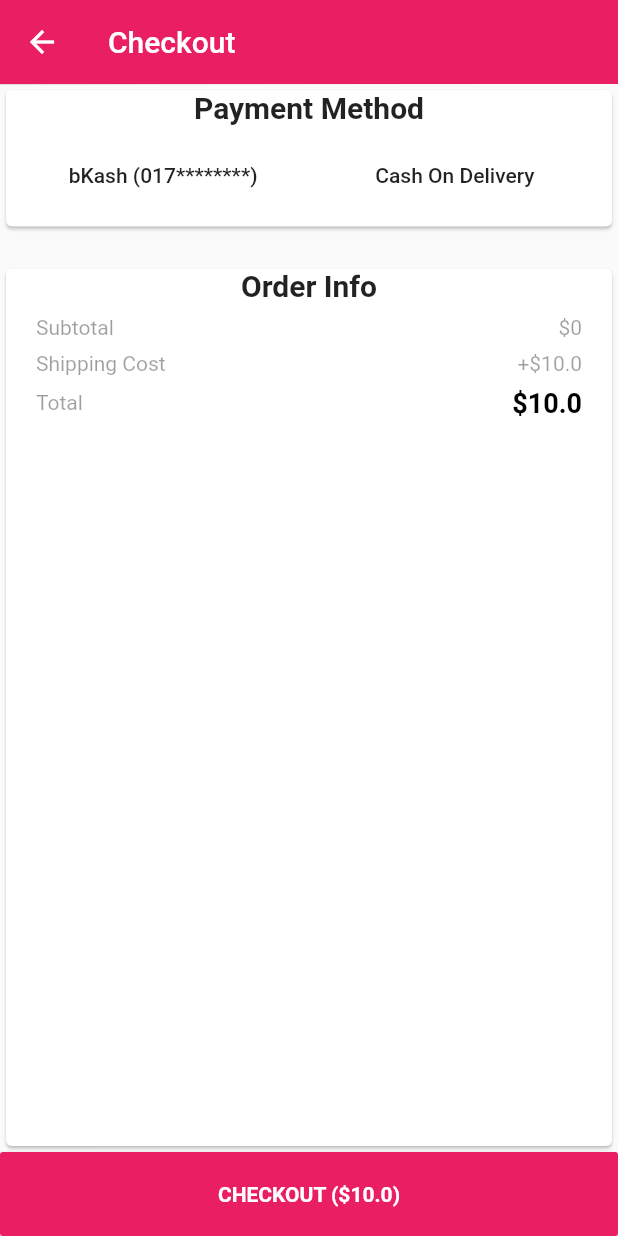
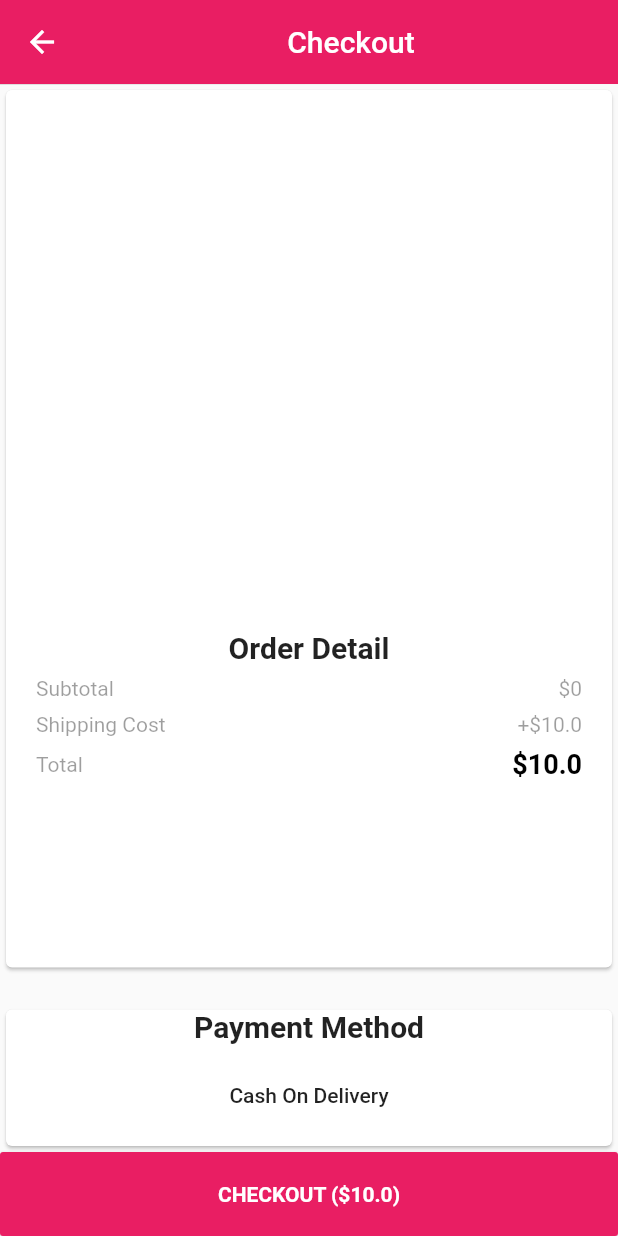
Before and after one commit to pritomchy/e-commerce, a Flutter app: the Cart screen opened directly, after a tap on "Buy Now", on a phone screen of 412 x 824 dp. Run offline on Flutter 3.47's test engine with Material 2 defaults, Android fonts, the light colour scheme and no system bars; our stand-ins replace awesome_notifications, carousel_slider, cloud_firestore, dots_indicator, firebase_auth, firebase_core and 3 more; accounts and stored records are empty.

Commit message:
product_details_screen.dart

```diff
--- a/lib/ui/bottom_nav_pages/cart.dart
+++ b/lib/ui/bottom_nav_pages/cart.dart
@@ -1,4 +1,3 @@
-
 import 'package:cloud_firestore/cloud_firestore.dart';
 
 import 'package:ecommerce_app/ui/checkout_process.dart';
@@ -12,16 +11,41 @@ class Cart extends StatefulWidget {
 }
 
 class _CartState extends State<Cart> {
-  int price=0;
+  List<String> _productImages = [];
+
+  var _firestoreInstance = FirebaseFirestore.instance;
+
+  fetchProductImages() async {
+    QuerySnapshot qn = await _firestoreInstance.collection("products").get();
+    setState(() {
+      for (int i = 0; i < qn.docs.length; i++) {
+        _productImages.add(
+          qn.docs[i]["product-img"],
+        );
+        print(qn.docs[i]["img-path"]);
+      }
+    });
+
+    return qn.docs;
+  }
+
+  @override
+  void initState() {
+    fetchProductImages();
+
+    super.initState();
+  }
+
+  int price = 0;
   bool flage = false;
+
   @override
   Widget build(BuildContext context) {
     return Scaffold(
       appBar: AppBar(
           elevation: 0.2,
           backgroundColor: Colors.pink,
-          title: Text("Your Cart")
-      ),
+          title: Text("Your Cart")),
       body: SafeArea(
         child: StreamBuilder(
           stream: FirebaseFirestore.instance
@@ -32,18 +56,16 @@ class _CartState extends State<Cart> {
           builder:
               (BuildContext context, AsyncSnapshot<QuerySnapshot> snapshot) {
             if (snapshot.hasData) {
-
               var data = snapshot.data;
-              if(!flage){
+              if (!flage) {
                 int localPrice = 0;
                 data!.docs.forEach((element) {
                   // print(int.tryParse(element["price"].toString()).runtimeType);
                   price = price + int.parse(element["price"].toString());
-
                 });
                 flage = true;
-              };
-
+              }
+              ;
             }
 
             return Column(
@@ -51,23 +73,23 @@ class _CartState extends State<Cart> {
                 SizedBox(
                   height: 400,
                   child: ListView.builder(
-                      itemCount: snapshot.data==null?0:snapshot.data!.docs.length,
+                      itemCount: snapshot.data == null
+                          ? 0
+                          : snapshot.data!.docs.length,
                       itemBuilder: (_, index) {
                         DocumentSnapshot _documentSnapshot =
-                        snapshot.data!.docs[index];
+                            snapshot.data!.docs[index];
                         return Card(
                           elevation: 5,
                           child: ListTile(
-                            leading:
-
-
-
-                               Text(_documentSnapshot['name'],),
-
+                            leading: Text(
+                              _documentSnapshot['name'],
+                            ),
                             title: Text(
                               "\$ ${_documentSnapshot['price']}",
                               style: TextStyle(
-                                  fontWeight: FontWeight.bold, color: Colors.red),
+                                  fontWeight: FontWeight.bold,
+                                  color: Colors.red),
                             ),
                             trailing: GestureDetector(
                               child: CircleAvatar(
@@ -76,43 +98,49 @@ class _CartState extends State<Cart> {
                               onTap: () {
                                 FirebaseFirestore.instance
                                     .collection("users-cart-items")
-                                    .doc(FirebaseAuth.instance.currentUser!.email)
+                                    .doc(FirebaseAuth
+                                        .instance.currentUser!.email)
                                     .collection("items")
                                     .doc(_documentSnapshot.id)
                                     .delete();
                                 setState(() {
-                                  price = price - int.parse(_documentSnapshot['price'].toString());
+                                  price = price -
+                                      int.parse(_documentSnapshot['price']
+                                          .toString());
                                 });
                               },
                             ),
                           ),
-
                         );
                       }),
                 ),
                 Padding(
                   padding: const EdgeInsets.all(8.0),
-                  child: Text("Price: ${price}",style: TextStyle(
-                    fontWeight: FontWeight.bold,
-                    fontSize: 24.0
-                  ),),
+                  child: Text(
+                    "Price: ${price}",
+                    style:
+                        TextStyle(fontWeight: FontWeight.bold, fontSize: 24.0),
+                  ),
                 ),
                 RaisedButton(
-                  onPressed: (){  Navigator.push(context, MaterialPageRoute(builder: (context)=>Checkout(price: price,)));},
+                  onPressed: () {
+                    Navigator.push(
+                        context,
+                        MaterialPageRoute(
+                            builder: (context) => Checkout(
+                                  price: price,
+                                )));
+                  },
                   color: Colors.cyan,
-                  padding: EdgeInsets.symmetric(vertical:15.0,horizontal: 25.0),
+                  padding:
+                      EdgeInsets.symmetric(vertical: 15.0, horizontal: 25.0),
                   child: Text(
-                    "Buy Now", style: TextStyle(
-                    fontSize: 20.0,
-                    color: Colors.white
-                  ),
+                    "Buy Now",
+                    style: TextStyle(fontSize: 20.0, color: Colors.white),
                   ),
                 ),
-
               ],
-
             );
-
           },
         ),
       ),
--- a/lib/ui/checkout_process.dart
+++ b/lib/ui/checkout_process.dart
@@ -1,5 +1,6 @@
 import 'package:awesome_notifications/awesome_notifications.dart';
 import 'package:cloud_firestore/cloud_firestore.dart';
+import 'package:ecommerce_app/ui/bottom_nav_pages/profile.dart';
 import 'package:firebase_auth/firebase_auth.dart';
 import 'package:flutter/cupertino.dart';
 import 'package:flutter/material.dart';
@@ -43,62 +44,19 @@ class _CheckoutState extends State<Checkout> {
       appBar: AppBar(
           elevation: 0.2,
           backgroundColor: Colors.pink,
-          title: Text("Checkout")),
+          title: Center(child: Text("Checkout"))),
+
       body: Column(
         children: [
-          Card(
-            child: Column(
-              children: [
-                Text(
-                  'Payment Method',
-                  style: TextStyle(fontSize: 20.0, fontWeight: FontWeight.bold),
-                ),
-                Padding(
-                  padding: const EdgeInsets.all(10.0),
-                  child: Row(
-                    children: [
-                      Expanded(
-                        child: MaterialButton(
-                          onPressed: () {
-                            // setState(() {
-                            //   selectePayment = Payment.bKash;
-                            // });
-                          },
-                          // color: selectePayment == Payment.bKash
-                          //     ? activeColor
-                          //     : disableColor,
-                          child: Text('bKash (017********)'),
-                        ),
-                      ),
-                      SizedBox(
-                        width: 5.0,
-                      ),
-                      Expanded(
-                        child: MaterialButton(
-                          onPressed: () {
-                            // setState(() {
-                            //   selectePayment = Payment.cashOnDelivery;
-                            // });
-                          },
-                          // color: selectePayment == Payment.cashOnDelivery
-                          //     ? activeColor
-                          //     : disableColor,
-                          child: Text('Cash On Delivery'),
-                        ),
-                      )
-                    ],
-                  ),
-                )
-              ],
-            ),
-          ),
-          SizedBox(height: 20.0,),
           Expanded(
               child: Card(
                 child: Column(
                   children: [
+                    SizedBox(
+                      height: 360,
+                    ),
                     Text(
-                      'Order Info',
+                      'Order Detail',
                       style: TextStyle(fontSize: 20.0, fontWeight: FontWeight.bold),
                     ),
                     Padding(
@@ -137,6 +95,34 @@ class _CheckoutState extends State<Checkout> {
                   ],
                 ),
               )),
+          SizedBox(height: 20.0,),
+          Card(
+            child: Column(
+              children: [
+                Text(
+                  'Payment Method',
+                  style: TextStyle(fontSize: 20.0, fontWeight: FontWeight.bold),
+                ),
+                Padding(
+                  padding: const EdgeInsets.all(10.0),
+                  child: Row(
+                    children: [
+
+                      Expanded(
+                        child: MaterialButton(
+                          onPressed: () {
+                            {Navigator.push(context, MaterialPageRoute(builder: (context)=>Profile()));}
+                          },
+
+                          child: Text('Cash On Delivery'),
+                        ),
+                      )
+                    ],
+                  ),
+                )
+              ],
+            ),
+          ),
         ],
       ),
       bottomNavigationBar: Container(
@@ -155,7 +141,7 @@ class _CheckoutState extends State<Checkout> {
                           fontWeight: FontWeight.bold
                       ),
                     ),
-                    content: Text('Do you want to confirm your order?'),
+                    content: Text('confirm your order?'),
                     actions: [
                       Row(
                         children: [
```
Also changed, not shown: lib/ui/bottom_nav_pages/profile.dart (+7 -5 lines), lib/ui/user_form.dart (+7 -0 lines), 1 other file.
